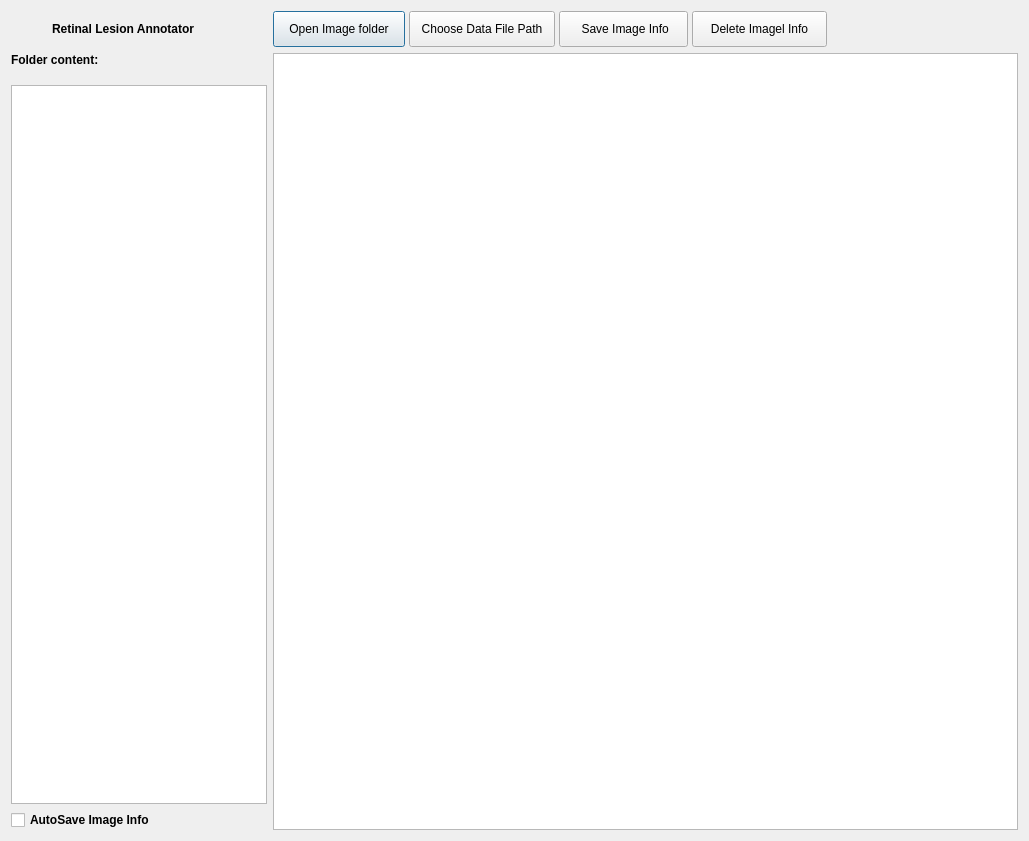
First picture: the form in retinal.ui, repository gnamiro/labelingImage, before the edit.
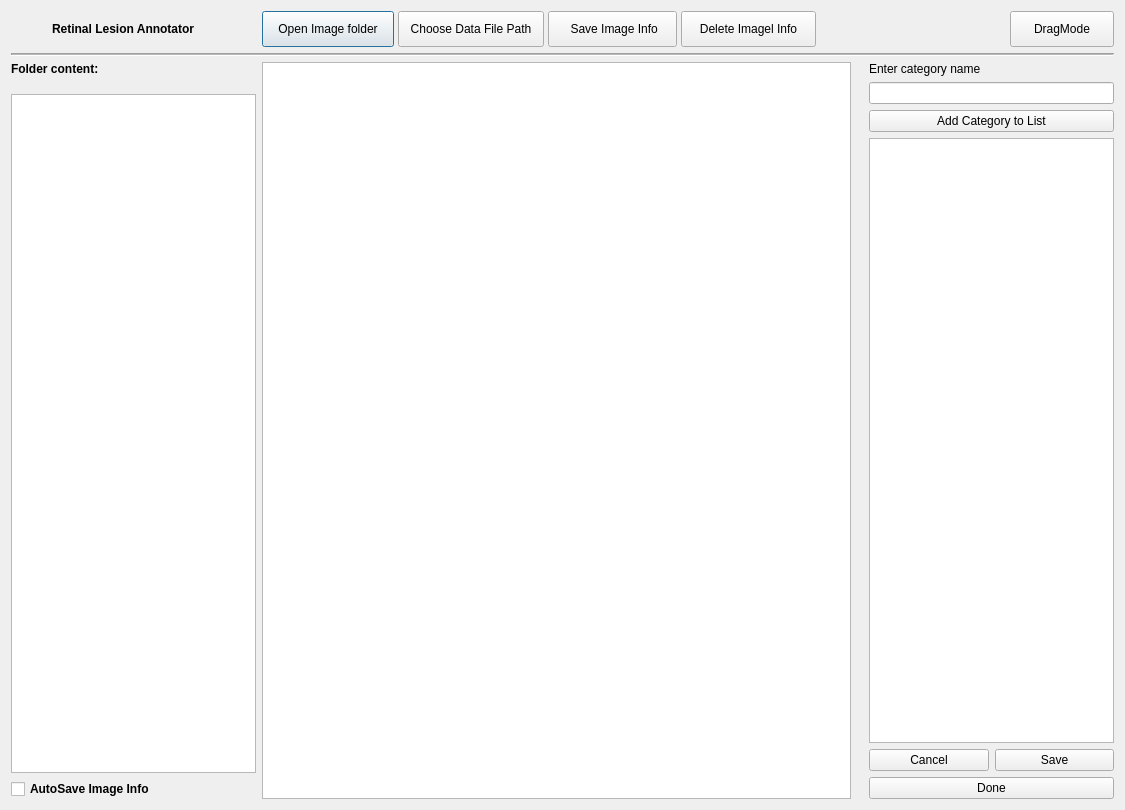
Second picture: the form after the edit. Icons and pictures are not drawn.

Commit message: CHANGE: change main layout appearance

Diff of the .ui file:
```diff
--- a/retinal.ui
+++ b/retinal.ui
@@ -6,8 +6,8 @@
    <rect>
     <x>0</x>
     <y>0</y>
-    <width>1029</width>
-    <height>841</height>
+    <width>1125</width>
+    <height>810</height>
    </rect>
   </property>
   <property name="windowTitle">
@@ -65,6 +65,60 @@
      </item>
     </layout>
    </item>
+   <item row="2" column="0">
+    <layout class="QVBoxLayout" name="verticalLayout_2">
+     <property name="spacing">
+      <number>18</number>
+     </property>
+     <property name="sizeConstraint">
+      <enum>QLayout::SetFixedSize</enum>
+     </property>
+     <item alignment="Qt::AlignLeft|Qt::AlignTop">
+      <widget class="QLabel" name="label_2">
+       <property name="maximumSize">
+        <size>
+         <width>100</width>
+         <height>20</height>
+        </size>
+       </property>
+       <property name="styleSheet">
+        <string notr="true">font-weight: 599</string>
+       </property>
+       <property name="text">
+        <string>Folder content:</string>
+       </property>
+      </widget>
+     </item>
+     <item alignment="Qt::AlignHCenter">
+      <widget class="QListWidget" name="listWidget">
+       <property name="enabled">
+        <bool>true</bool>
+       </property>
+       <property name="sizePolicy">
+        <sizepolicy hsizetype="Expanding" vsizetype="Expanding">
+         <horstretch>0</horstretch>
+         <verstretch>0</verstretch>
+        </sizepolicy>
+       </property>
+       <property name="minimumSize">
+        <size>
+         <width>220</width>
+         <height>538</height>
+        </size>
+       </property>
+       <property name="maximumSize">
+        <size>
+         <width>256</width>
+         <height>16777215</height>
+        </size>
+       </property>
+       <property name="cursor" stdset="0">
+        <cursorShape>PointingHandCursor</cursorShape>
+       </property>
+      </widget>
+     </item>
+    </layout>
+   </item>
    <item row="0" column="1">
     <layout class="QHBoxLayout" name="horizontalLayout_3">
      <property name="spacing">
@@ -76,7 +130,7 @@
      <item>
       <widget class="QPushButton" name="OpenFolderButton">
        <property name="sizePolicy">
-        <sizepolicy hsizetype="Minimum" vsizetype="Fixed">
+        <sizepolicy hsizetype="Fixed" vsizetype="Fixed">
          <horstretch>0</horstretch>
          <verstretch>0</verstretch>
         </sizepolicy>
@@ -196,7 +250,7 @@
      <item alignment="Qt::AlignBottom">
       <widget class="QPushButton" name="DeleteButton">
        <property name="sizePolicy">
-        <sizepolicy hsizetype="Expanding" vsizetype="Expanding">
+        <sizepolicy hsizetype="Fixed" vsizetype="Fixed">
          <horstretch>0</horstretch>
          <verstretch>0</verstretch>
         </sizepolicy>
@@ -243,7 +297,7 @@
      </item>
     </layout>
    </item>
-   <item row="0" column="2">
+   <item row="0" column="4" colspan="2">
     <layout class="QHBoxLayout" name="horizontalLayout">
      <item>
       <spacer name="horizontalSpacer">
@@ -258,63 +312,28 @@
        </property>
       </spacer>
      </item>
-    </layout>
-   </item>
-   <item row="1" column="0">
-    <layout class="QVBoxLayout" name="verticalLayout_2">
-     <property name="spacing">
-      <number>18</number>
-     </property>
-     <property name="sizeConstraint">
-      <enum>QLayout::SetFixedSize</enum>
-     </property>
-     <item alignment="Qt::AlignLeft|Qt::AlignTop">
-      <widget class="QLabel" name="label_2">
-       <property name="maximumSize">
-        <size>
-         <width>100</width>
-         <height>20</height>
-        </size>
-       </property>
-       <property name="styleSheet">
-        <string notr="true">font-weight: 599</string>
-       </property>
-       <property name="text">
-        <string>Folder content:</string>
-       </property>
-      </widget>
-     </item>
-     <item alignment="Qt::AlignHCenter">
-      <widget class="QListWidget" name="listWidget">
-       <property name="enabled">
-        <bool>true</bool>
-       </property>
+     <item>
+      <widget class="QPushButton" name="dragModeButtton">
        <property name="sizePolicy">
-        <sizepolicy hsizetype="Expanding" vsizetype="Expanding">
+        <sizepolicy hsizetype="Fixed" vsizetype="Fixed">
          <horstretch>0</horstretch>
          <verstretch>0</verstretch>
         </sizepolicy>
        </property>
        <property name="minimumSize">
         <size>
-         <width>220</width>
-         <height>538</height>
+         <width>104</width>
+         <height>36</height>
         </size>
        </property>
-       <property name="maximumSize">
-        <size>
-         <width>256</width>
-         <height>16777215</height>
-        </size>
-       </property>
-       <property name="cursor" stdset="0">
-        <cursorShape>PointingHandCursor</cursorShape>
+       <property name="text">
+        <string>DragMode</string>
        </property>
       </widget>
      </item>
     </layout>
    </item>
-   <item row="2" column="0">
+   <item row="3" column="0">
     <layout class="QVBoxLayout" name="verticalLayout">
      <item>
       <widget class="QCheckBox" name="AutoSaveCheckbox">
@@ -334,7 +353,7 @@
      </item>
     </layout>
    </item>
-   <item row="1" column="1" rowspan="2" colspan="2">
+   <item row="2" column="1" rowspan="2" colspan="2">
     <widget class="QGraphicsView" name="graphicsView">
      <property name="sizePolicy">
       <sizepolicy hsizetype="Expanding" vsizetype="Expanding">
@@ -362,6 +381,86 @@
      </property>
     </widget>
    </item>
+   <item row="1" column="0" colspan="6">
+    <widget class="Line" name="line_5">
+     <property name="midLineWidth">
+      <number>1</number>
+     </property>
+     <property name="orientation">
+      <enum>Qt::Horizontal</enum>
+     </property>
+    </widget>
+   </item>
+   <item row="2" column="5" rowspan="2">
+    <layout class="QVBoxLayout" name="verticalLayout_3">
+     <item>
+      <layout class="QVBoxLayout" name="verticalLayout_5">
+       <item>
+        <widget class="QLabel" name="label_4">
+         <property name="text">
+          <string>Enter category name</string>
+         </property>
+        </widget>
+       </item>
+       <item>
+        <widget class="QLineEdit" name="categoyrEdit"/>
+       </item>
+       <item>
+        <widget class="QPushButton" name="addCategoryButton">
+         <property name="text">
+          <string>Add Category to List</string>
+         </property>
+        </widget>
+       </item>
+      </layout>
+     </item>
+     <item>
+      <widget class="QListView" name="categoryListView"/>
+     </item>
+     <item>
+      <layout class="QVBoxLayout" name="verticalLayout_4">
+       <item>
+        <layout class="QHBoxLayout" name="horizontalLayout_4">
+         <item>
+          <widget class="QPushButton" name="cancelCategoryButton">
+           <property name="text">
+            <string>Cancel</string>
+           </property>
+          </widget>
+         </item>
+         <item>
+          <widget class="QPushButton" name="saveCategoryButton">
+           <property name="text">
+            <string>Save</string>
+           </property>
+          </widget>
+         </item>
+        </layout>
+       </item>
+       <item>
+        <widget class="QPushButton" name="completeImageButton">
+         <property name="text">
+          <string>Done</string>
+         </property>
+        </widget>
+       </item>
+      </layout>
+     </item>
+    </layout>
+   </item>
+   <item row="0" column="2">
+    <spacer name="horizontalSpacer_3">
+     <property name="orientation">
+      <enum>Qt::Horizontal</enum>
+     </property>
+     <property name="sizeHint" stdset="0">
+      <size>
+       <width>40</width>
+       <height>20</height>
+      </size>
+     </property>
+    </spacer>
+   </item>
   </layout>
  </widget>
  <resources/>
```
The commit also changes 4 other files.
